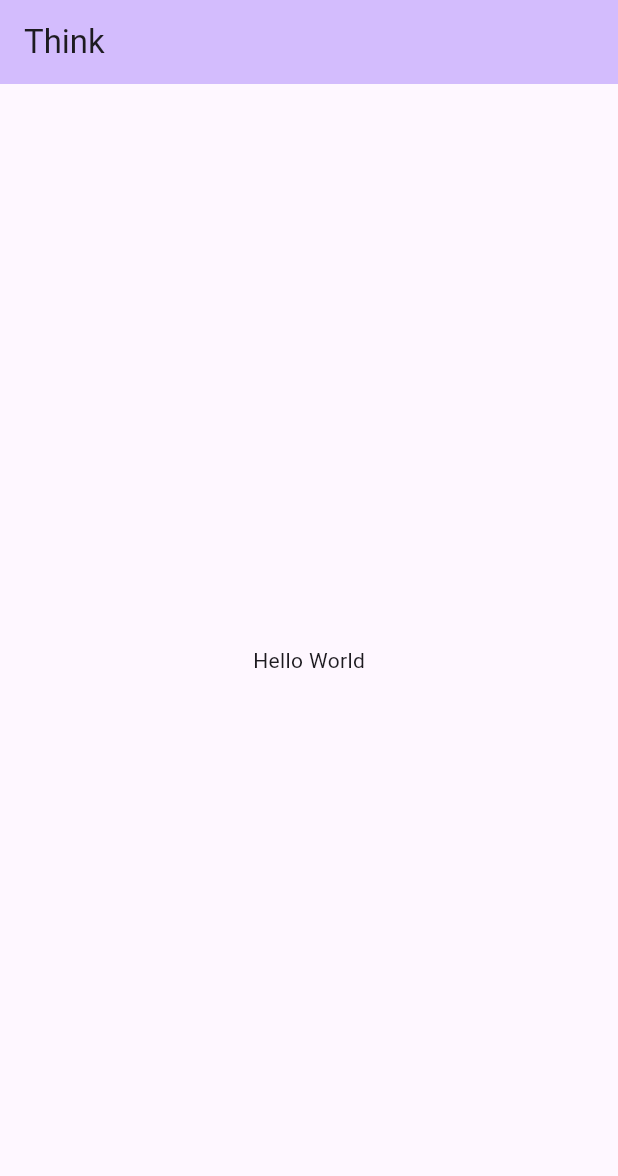
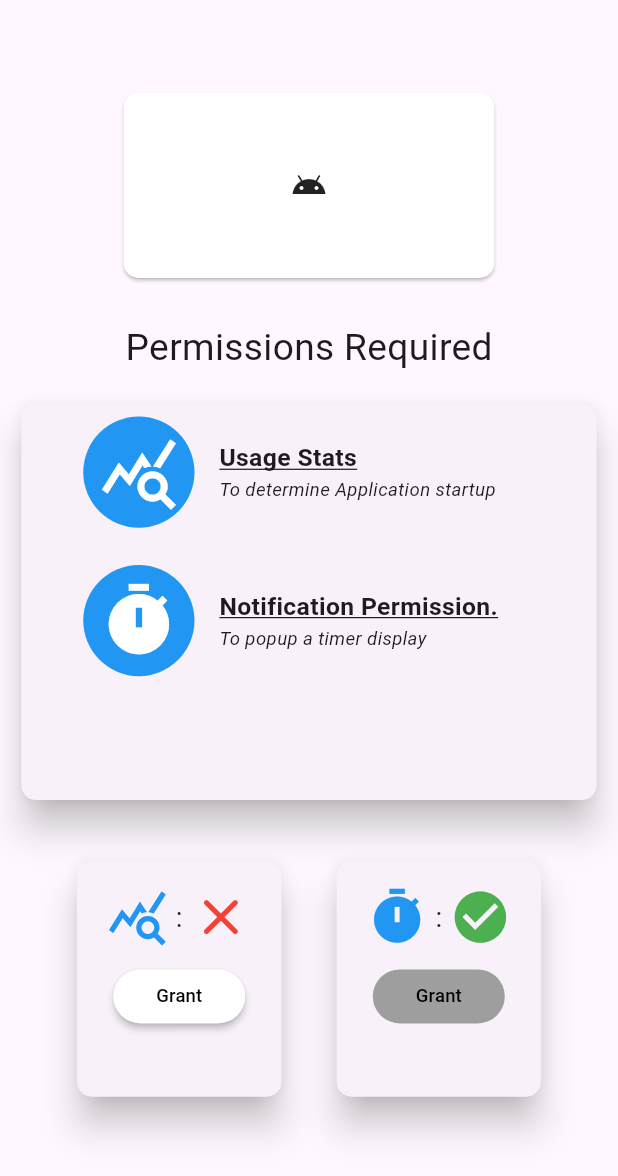
Before and after one commit to 0xharkirat/think_lite, a Flutter app: the screen it shows after launch, on a phone screen of 412 x 824 dp. Shown: the top 1176 px of the screen. Run offline on Flutter 3.47's test engine with Material 2 defaults, Android fonts, the phone set to English and light mode, and no system bars; our stand-ins replace flutter_local_notifications, permission_handler; missing offline and left inert: flutter_background_service, usage_stats.

Commit message:
permissions-without-overlay

```diff
--- a/lib/main.dart
+++ b/lib/main.dart
@@ -2,12 +2,20 @@ import 'dart:ui';
 
 import 'package:flutter/material.dart';
 import 'package:think_lite/screens/home_page.dart';
+import 'package:think_lite/screens/permission_page.dart';
 import 'package:think_lite/service/monitoring_service.dart';
+import 'package:think_lite/utils/permission_controller.dart';
 
 void main() async {
 
   await _initialize();
-  runApp(const MyApp());
+
+  bool permissionsAvailable = await PermissionController().checkPermissions();
+
+  runApp(MyApp(
+    home: !permissionsAvailable?  const MyApp(home: PermissionsPage()): const MyApp(home: HomePage()),
+
+  ));
 }
 
 _initialize() async {
@@ -18,7 +26,9 @@ _initialize() async {
 }
 
 class MyApp extends StatelessWidget {
-  const MyApp({super.key});
+  const MyApp({super.key, required this.home});
+
+  final Widget home;
 
 
   @override
@@ -29,7 +39,7 @@ class MyApp extends StatelessWidget {
         colorScheme: ColorScheme.fromSeed(seedColor: Colors.deepPurple),
         useMaterial3: true,
       ),
-      home: const HomePage(),
+      home: home,
     );
   }
 }
--- /dev/null
+++ b/lib/screens/permission_page.dart
@@ -0,0 +1,275 @@
+import 'dart:async';
+import 'package:flutter/material.dart';
+import 'package:think_lite/screens/home_page.dart';
+import 'package:think_lite/utils/permission_controller.dart';
+
+class PermissionsPage extends StatefulWidget{
+
+
+  const PermissionsPage({super.key});
+
+  @override
+  State<StatefulWidget> createState() {
+    return _PermissionsPageState();
+  }
+}
+
+class _PermissionsPageState extends State<PermissionsPage>{
+
+  bool usagePermissionGranted = false;
+  bool showNotificationPermissionGranted = false;
+  late Timer timer;
+  final permissionController = PermissionController();
+
+  @override
+  void initState() {
+    super.initState();
+    timer = Timer.periodic(const Duration(seconds: 1), (timer) async{
+      usagePermissionGranted = await permissionController.checkUsageStatePermission();
+      showNotificationPermissionGranted = await permissionController.checkNotificationPermission();
+      setState(() {});
+    });
+  }
+
+  @override
+  void dispose(){
+    timer.cancel();
+    super.dispose();
+  }
+
+  @override
+  Widget build(BuildContext context) {
+    final double screenHeight = MediaQuery.of(context).size.height;
+    final double screenWidth = MediaQuery.of(context).size.width;
+
+    return Scaffold(
+        body: Column(
+          children: [
+            SizedBox(height: screenHeight*0.07,),
+            _logo(),
+            SizedBox(height: screenHeight*0.03,),
+            Text("Permissions Required", style: TextStyle(fontSize: screenWidth*0.06,),),
+            SizedBox(height: screenHeight*0.02,),
+            _aboutPermissionsSection(),
+            SizedBox(height: screenHeight*0.04,),
+            Row(
+              mainAxisAlignment: MainAxisAlignment.center,
+              children: [
+                _usagePermissionWidget(),
+                SizedBox(width: screenWidth*0.07,),
+                _showNotificationPermissionWidget(),
+              ],
+            ),
+            const Spacer(),
+            showNotificationPermissionGranted && usagePermissionGranted ? _continueToAppButton() : const SizedBox.shrink(),
+            SizedBox(height: screenHeight*0.02,)
+          ],
+        )
+    );
+
+  }
+
+  Widget _logo(){
+    final double screenHeight = MediaQuery.of(context).size.height;
+    final double screenWidth = MediaQuery.of(context).size.width;
+
+    return Card(
+      color: Colors.white,
+      shape: RoundedRectangleBorder(
+          borderRadius: BorderRadius.circular(10)
+      ),
+      child: SizedBox(
+          height: screenHeight*0.15,
+          width: screenWidth*0.6,
+          child: const Icon(Icons.android)
+      ),
+    );
+  }
+
+  Widget _aboutPermissionsSection(){
+    final double screenHeight = MediaQuery.of(context).size.height;
+    final double screenWidth = MediaQuery.of(context).size.width;
+
+    return Center(
+      child: SizedBox(
+        height: screenHeight*0.33,
+        width: screenWidth*0.95,
+        child: Card(
+          elevation: 10,
+          shape: RoundedRectangleBorder(
+              borderRadius: BorderRadius.circular(10)
+          ),
+          child: Column(
+            children: [
+              SizedBox(height: screenHeight*0.01,),
+              Row(
+                children: [
+                  SizedBox(width: screenWidth*0.1,),
+                  CircleAvatar(
+                      backgroundColor:Colors.blue,
+                      radius: screenWidth*0.09,
+                      child: Icon(Icons.query_stats, size: screenWidth*0.13, color: Colors.white,)
+                  ),
+                  SizedBox(width: screenWidth*0.04,),
+                  Column(
+                    crossAxisAlignment: CrossAxisAlignment.start,
+                    children: [
+                      Text("Usage Stats", style: TextStyle(fontSize: screenWidth*0.04,fontWeight: FontWeight.bold, decoration: TextDecoration.underline),),
+                      Text("To determine Application startup", style: TextStyle(fontSize: screenWidth*0.03, fontStyle: FontStyle.italic),)
+                    ],
+                  )
+                ],
+              ),
+              SizedBox(height: screenHeight*0.03,),
+              Row(
+                children: [
+                  SizedBox(width: screenWidth*0.1,),
+                  CircleAvatar(
+                      backgroundColor:Colors.blue,
+                      radius: screenWidth*0.09,
+                      child: Icon(Icons.timer, size: screenWidth*0.13, color: Colors.white,)
+                  ),
+                  SizedBox(width: screenWidth*0.04,),
+                  Column(
+                    crossAxisAlignment: CrossAxisAlignment.start,
+                    children: [
+                      Text("Notification Permission.", style: TextStyle(fontSize: screenWidth*0.04,fontWeight: FontWeight.bold, decoration: TextDecoration.underline),),
+                      Text("To popup a timer display", style: TextStyle(fontSize: screenWidth*0.03, fontStyle: FontStyle.italic),)
+                    ],
+                  )
+                ],
+              ),
+            ],
+          ),
+        ),
+      ),
+    );
+  }
+
+  Widget _continueToAppButton(){
+    final double screenWidth = MediaQuery.of(context).size.width;
+
+    return MaterialButton(
+      shape: RoundedRectangleBorder(
+        borderRadius: BorderRadius.circular(20),
+      ),
+      padding: const EdgeInsets.all(10),
+      onPressed: (showNotificationPermissionGranted && usagePermissionGranted)
+          ? () => Navigator.pushReplacement(context, MaterialPageRoute(builder: (BuildContext context) => const HomePage()))
+          : null,
+      color: Colors.white,
+      disabledColor: Colors.grey,
+      child: Text("Continue to App", style: TextStyle(fontSize: screenWidth*0.04, color: Colors.black),),
+    );
+  }
+  Widget _usagePermissionWidget(){
+    final double screenHeight = MediaQuery.of(context).size.height;
+    final double screenWidth = MediaQuery.of(context).size.width;
+
+    return SizedBox(
+      height: screenHeight*0.2,
+      width: screenWidth*0.35,
+      child: Card(
+        shape: RoundedRectangleBorder(
+            borderRadius: BorderRadius.circular(10)
+        ),
+        elevation: 10,
+        //color: Colors.blue,
+        child: Column(
+          children: [
+            SizedBox(height: screenHeight*0.02),
+            Row(
+              mainAxisAlignment: MainAxisAlignment.center,
+              children: [
+                Icon(Icons.query_stats, size: screenWidth*0.1, color: Colors.blue,),
+                Text(" : ", style: TextStyle(fontSize: screenWidth*0.045),),
+                Icon(
+                  usagePermissionGranted
+                      ? Icons.check_circle_sharp
+                      : Icons.close_rounded,
+                  color: usagePermissionGranted
+                      ? Colors.green
+                      : Colors.red,
+                  size: screenWidth*0.1,
+                )
+              ],
+            ),
+            SizedBox(
+              height: screenHeight*0.01,
+            ),
+            MaterialButton(
+              shape: RoundedRectangleBorder(
+                borderRadius: BorderRadius.circular(20),
+              ),
+              color: Colors.white,
+              disabledColor: Colors.grey,
+              onPressed: usagePermissionGranted
+                  ? null
+                  : () async{
+                await permissionController.askForUsagePermission();
+                setState(() {});
+              },
+              child: Text("Grant", style: TextStyle(fontSize: screenWidth*0.03, color: Colors.black),),
+            )
+          ],
+        ),
+      ),
+    );
+  }
+
+  Widget _showNotificationPermissionWidget(){
+    final double screenHeight = MediaQuery.of(context).size.height;
+    final double screenWidth = MediaQuery.of(context).size.width;
+
+    return SizedBox(
+      height: screenHeight*0.2,
+      width: screenWidth*0.35,
+      child: Card(
+        shape: RoundedRectangleBorder(
+            borderRadius: BorderRadius.circular(10)
+        ),
+        elevation: 10,
+        child: Column(
+          children: [
+            SizedBox(height: screenHeight*0.02),
+            Row(
+              mainAxisAlignment: MainAxisAlignment.center,
+              children: [
+                Icon(Icons.timer, size: screenWidth*0.1, color: Colors.blue,),
+                Text(" : ", style: TextStyle(fontSize: screenWidth*0.045),),
+                Icon(
+                  showNotificationPermissionGranted
+                      ? Icons.check_circle_sharp
+                      : Icons.close_rounded,
+                  color: showNotificationPermissionGranted
+                      ? Colors.green
+                      : Colors.red,
+                  size: screenWidth*0.1,
+                )
+              ],
+            ),
+            SizedBox(
+              height: screenHeight*0.01,
+            ),
+            MaterialButton(
+              shape: RoundedRectangleBorder(
+                borderRadius: BorderRadius.circular(20),
+              ),
+              color: Colors.white,
+              disabledColor: Colors.grey,
+              onPressed: showNotificationPermissionGranted
+                  ? null
+                  : () async{
+                await permissionController.askNotificationPermission();
+                setState(() {});
+              },
+              child: Text("Grant", style: TextStyle(fontSize: screenWidth*0.03, color: Colors.black),),
+            )
+          ],
+        ),
+      ),
+    );
+  }
+
+
+}
--- a/lib/service/monitoring_service.dart
+++ b/lib/service/monitoring_service.dart
@@ -74,8 +74,6 @@ Future<void> startMonitoringService() async {
 onMonitoringServiceStart(ServiceInstance service) async {
   WidgetsFlutterBinding.ensureInitialized();
 
-
-
   // Stop this background service
   _registerListener(service);
 
@@ -102,6 +100,7 @@ Future<void> _startTimer() async{
       ),
     );
 
+    print(DateTime.now());
 
   });
 }
--- /dev/null
+++ b/lib/utils/permission_controller.dart
@@ -0,0 +1,33 @@
+import 'package:permission_handler/permission_handler.dart';
+import 'package:usage_stats/usage_stats.dart';
+
+class PermissionController {
+
+  Future<bool> checkPermissions() async {
+    return await checkNotificationPermission() &&
+        await checkUsageStatePermission();
+  }
+
+
+  Future<bool> checkNotificationPermission() async {
+    return await Permission.notification.isGranted;
+  }
+
+  /// Ask for Notification permissions.
+  Future<void> askNotificationPermission() async {
+    await Permission.notification.request();
+  }
+
+  /// UsageStatePermissions...
+  /// Check for usageState permission.
+  Future<bool> checkUsageStatePermission() async {
+    return
+    (await UsageStats.checkUsagePermission() ?? false);
+    // Update any Riverpod state notifier if necessary
+  }
+
+  Future<void> askForUsagePermission() async{
+    await UsageStats.grantUsagePermission();
+  }
+
+}
--- a/pubspec.yaml
+++ b/pubspec.yaml
@@ -18,6 +18,7 @@ dependencies:
   installed_apps: ^1.4.0
   flutter_background_service: ^5.0.5
   flutter_local_notifications: ^16.2.0
+  permission_handler: ^11.0.1
 
 dev_dependencies:
   flutter_test:
```
Also changed, not shown: 3 other files.
